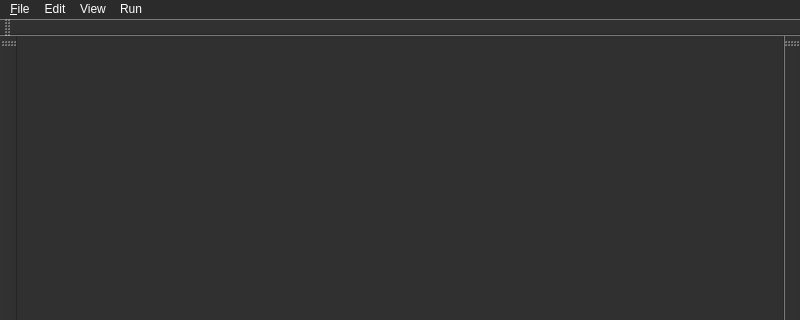
Qt form app/dialogs/frames/experiment_view/experiment_view.ui (jnicoleoliveira/SPECData) before a commit; both pictures show x 0 to 800 and y 0 to 320 of the 800 by 600 pixel window.
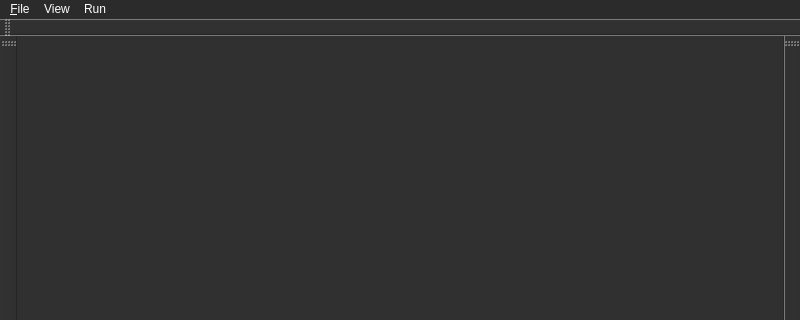
The same form after that commit.

Commit message: -- Rearranged experiment_view.ui MainWindow to fold into one category Export-> Export Type in menubar -- Changes reflected in Experiment_View (and a few name changes) -- Added some error checking for export_analysis_summary - dialog box does not show up if no path is chosen

The edit to the form file:
```diff
--- a/app/dialogs/frames/experiment_view/experiment_view.ui
+++ b/app/dialogs/frames/experiment_view/experiment_view.ui
@@ -70,17 +70,7 @@
     <addaction name="separator"/>
     <addaction name="actionEdit_Analyze_Configurations"/>
    </widget>
-   <widget class="QMenu" name="menuEdit_2">
-    <property name="title">
-     <string>Edit</string>
-    </property>
-    <addaction name="actionUndo"/>
-    <addaction name="actionRedo"/>
-    <addaction name="separator"/>
-    <addaction name="actionSelect_All_Ctrl_A"/>
-   </widget>
    <addaction name="menuFile"/>
-   <addaction name="menuEdit_2"/>
    <addaction name="menuView"/>
    <addaction name="menuEdit"/>
   </widget>
```
Left out of the diff: 64 changed lines with no effect on the pictures. The commit also changes 3 other files.
